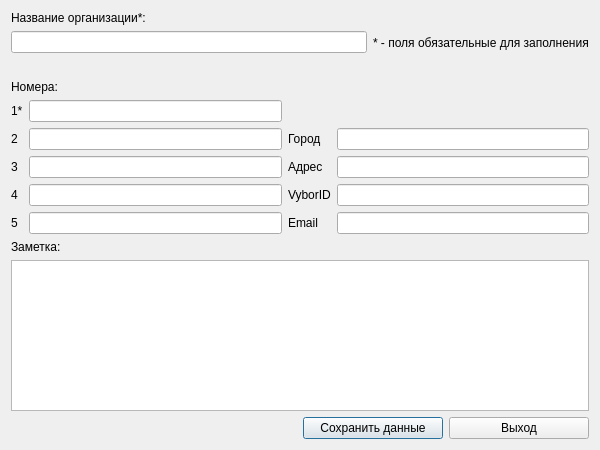
The window that AddOrgContactDialog.ui (okostynchuk/Outcall) describes before a commit, drawn with Qt 5.
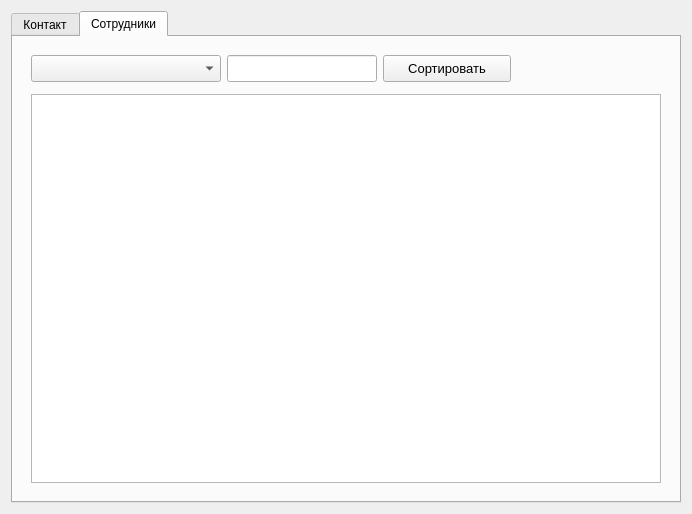
The same window after the commit. The open tabs and pages were chosen to show the change.

Commit message: redisigned some windows

Diff of the .ui file:
```diff
--- a/AddOrgContactDialog.ui
+++ b/AddOrgContactDialog.ui
@@ -6,8 +6,8 @@
    <rect>
     <x>0</x>
     <y>0</y>
-    <width>600</width>
-    <height>450</height>
+    <width>692</width>
+    <height>514</height>
    </rect>
   </property>
   <property name="minimumSize">
@@ -21,6 +21,16 @@
   </property>
   <layout class="QGridLayout" name="gridLayout_5">
    <item row="0" column="0">
+    <widget class="QTabWidget" name="tabWidget">
+     <property name="currentIndex">
+      <number>0</number>
+     </property>
+     <widget class="QWidget" name="tab_5">
+      <attribute name="title">
+       <string>Контакт</string>
+      </attribute>
+      <layout class="QGridLayout" name="gridLayout_6">
+       <item row="0" column="0">
     <layout class="QVBoxLayout" name="verticalLayout">
      <item>
       <layout class="QGridLayout" name="gridLayout_3">
@@ -75,7 +85,7 @@
        <item row="3" column="2">
         <widget class="QLabel" name="label_10">
          <property name="text">
-          <string>Адрес</string>
+              <string>Адрес:</string>
          </property>
         </widget>
        </item>
@@ -113,7 +123,7 @@
        <item row="5" column="2">
         <widget class="QLabel" name="label_12">
          <property name="text">
-          <string>Email</string>
+              <string>Email:</string>
          </property>
         </widget>
        </item>
@@ -126,7 +136,7 @@
        <item row="2" column="2">
         <widget class="QLabel" name="label_9">
          <property name="text">
-          <string>Город</string>
+              <string>Город:</string>
          </property>
         </widget>
        </item>
@@ -152,7 +162,7 @@
        <item row="4" column="2">
         <widget class="QLabel" name="label_11">
          <property name="text">
-          <string>VyborID</string>
+              <string>VyborID:</string>
          </property>
         </widget>
        </item>
@@ -204,6 +214,147 @@
       </layout>
      </item>
     </layout>
+       </item>
+      </layout>
+     </widget>
+     <widget class="QWidget" name="tab_6">
+      <attribute name="title">
+       <string>Сотрудники</string>
+      </attribute>
+      <layout class="QGridLayout" name="gridLayout_7">
+       <item row="0" column="0">
+        <widget class="QWidget" name="widget" native="true">
+         <layout class="QVBoxLayout" name="verticalLayout_2">
+          <item>
+           <layout class="QGridLayout" name="gridLayout_8">
+            <property name="bottomMargin">
+             <number>6</number>
+            </property>
+            <item row="0" column="0">
+             <widget class="QComboBox" name="comboBox">
+              <property name="minimumSize">
+               <size>
+                <width>190</width>
+                <height>27</height>
+               </size>
+              </property>
+              <property name="font">
+               <font>
+                <pointsize>10</pointsize>
+               </font>
+              </property>
+              <property name="focusPolicy">
+               <enum>Qt::StrongFocus</enum>
+              </property>
+              <property name="acceptDrops">
+               <bool>false</bool>
+              </property>
+              <property name="toolTip">
+               <string>Выберите столбец поиска</string>
+              </property>
+              <property name="whatsThis">
+               <string>Выберите столбец поиска</string>
+              </property>
+              <property name="autoFillBackground">
+               <bool>false</bool>
+              </property>
+              <property name="inputMethodHints">
+               <set>Qt::ImhNone</set>
+              </property>
+             </widget>
+            </item>
+            <item row="0" column="1">
+             <layout class="QHBoxLayout" name="horizontalLayout">
+              <item>
+               <widget class="QLineEdit" name="lineEdit">
+                <property name="minimumSize">
+                 <size>
+                  <width>0</width>
+                  <height>27</height>
+                 </size>
+                </property>
+                <property name="maximumSize">
+                 <size>
+                  <width>230</width>
+                  <height>16777215</height>
+                 </size>
+                </property>
+                <property name="font">
+                 <font>
+                  <pointsize>10</pointsize>
+                 </font>
+                </property>
+                <property name="cursor">
+                 <cursorShape>IBeamCursor</cursorShape>
+                </property>
+                <property name="focusPolicy">
+                 <enum>Qt::StrongFocus</enum>
+                </property>
+                <property name="toolTip">
+                 <string>Поиск по таблице</string>
+                </property>
+                <property name="whatsThis">
+                 <string>Поиск по таблице</string>
+                </property>
+               </widget>
+              </item>
+              <item>
+               <widget class="QPushButton" name="sortButton">
+                <property name="minimumSize">
+                 <size>
+                  <width>128</width>
+                  <height>27</height>
+                 </size>
+                </property>
+                <property name="font">
+                 <font>
+                  <pointsize>10</pointsize>
+                 </font>
+                </property>
+                <property name="focusPolicy">
+                 <enum>Qt::NoFocus</enum>
+                </property>
+                <property name="text">
+                 <string>Сортировать</string>
+                </property>
+               </widget>
+              </item>
+              <item>
+               <spacer name="horizontalSpacer">
+                <property name="orientation">
+                 <enum>Qt::Horizontal</enum>
+                </property>
+                <property name="sizeHint" stdset="0">
+                 <size>
+                  <width>35</width>
+                  <height>20</height>
+                 </size>
+                </property>
+               </spacer>
+              </item>
+             </layout>
+            </item>
+           </layout>
+          </item>
+          <item>
+           <widget class="QTableView" name="tableView">
+            <property name="focusPolicy">
+             <enum>Qt::NoFocus</enum>
+            </property>
+            <property name="styleSheet">
+             <string notr="true"/>
+            </property>
+            <property name="sortingEnabled">
+             <bool>true</bool>
+            </property>
+           </widget>
+          </item>
+         </layout>
+        </widget>
+       </item>
+      </layout>
+     </widget>
+    </widget>
    </item>
   </layout>
  </widget>
```
Lines whose indentation alone changed are shown as unchanged. The commit also changes 4 other files.
